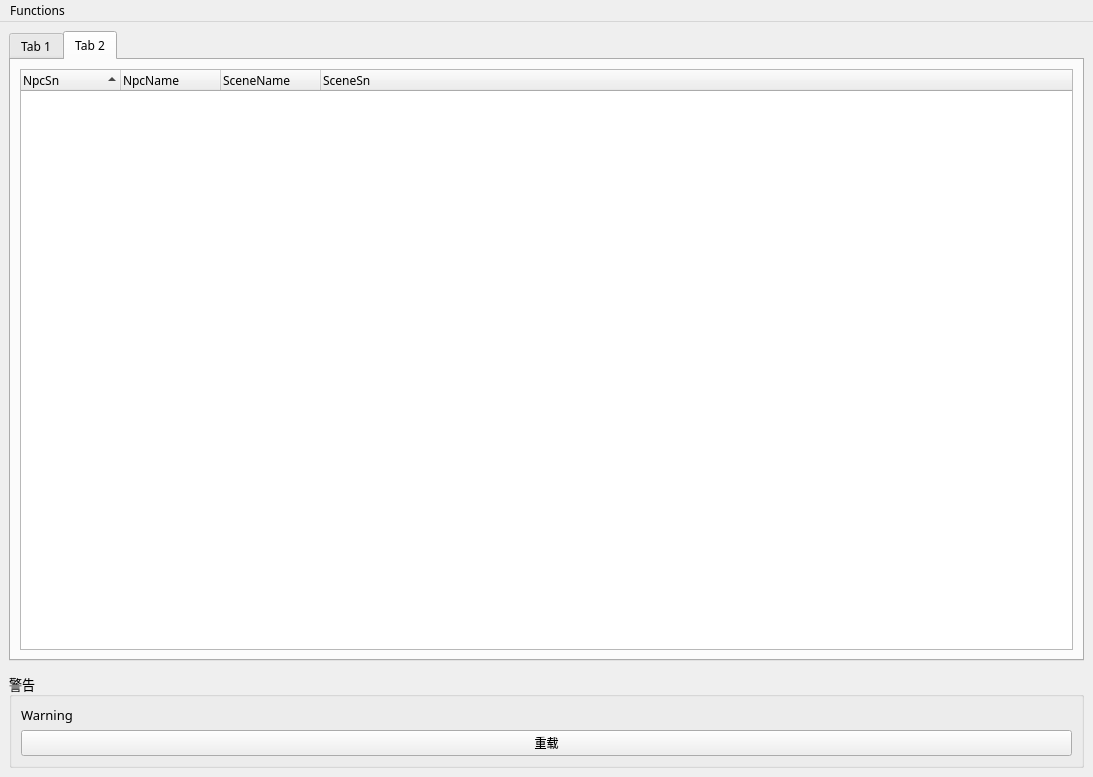
Above: src/mainwindow.ui from hermixy/ploteditor before the change. Below: the same form after it.
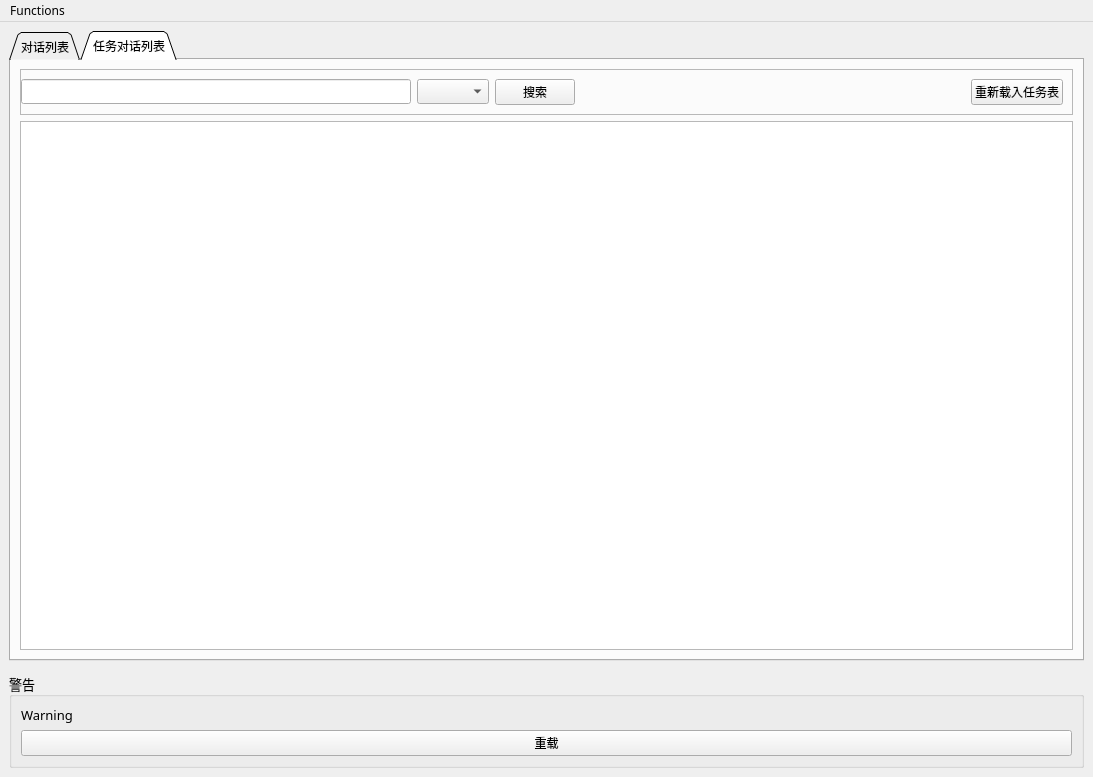
That is the form after the change. The open tabs and pages were chosen to show the change.

```diff
--- a/src/mainwindow.ui
+++ b/src/mainwindow.ui
@@ -28,12 +28,18 @@
       <property name="enabled">
        <bool>true</bool>
       </property>
+      <property name="tabPosition">
+       <enum>QTabWidget::North</enum>
+      </property>
+      <property name="tabShape">
+       <enum>QTabWidget::Triangular</enum>
+      </property>
       <property name="currentIndex">
        <number>0</number>
       </property>
       <widget class="QWidget" name="tabPlot">
        <attribute name="title">
-        <string>Tab 1</string>
+        <string>对话列表</string>
        </attribute>
        <layout class="QVBoxLayout" name="verticalLayout_3">
         <item>
@@ -49,34 +55,68 @@
       </widget>
       <widget class="QWidget" name="tabNpc">
        <attribute name="title">
-        <string>Tab 2</string>
+        <string>任务对话列表</string>
        </attribute>
        <layout class="QGridLayout" name="gridLayout">
+        <item row="1" column="0">
+         <widget class="QTreeView" name="treeView"/>
+        </item>
         <item row="0" column="0">
-         <widget class="QTreeWidget" name="treeNpc">
-          <property name="sortingEnabled">
-           <bool>true</bool>
+         <widget class="QFrame" name="frameMission">
+          <property name="frameShape">
+           <enum>QFrame::StyledPanel</enum>
           </property>
-          <column>
-           <property name="text">
-            <string>NpcSn</string>
+          <property name="frameShadow">
+           <enum>QFrame::Raised</enum>
+          </property>
+          <layout class="QHBoxLayout" name="horizontalLayout">
+           <property name="leftMargin">
+            <number>0</number>
            </property>
-          </column>
-          <column>
-           <property name="text">
-            <string>NpcName</string>
-           </property>
-          </column>
-          <column>
-           <property name="text">
-            <string>SceneName</string>
-           </property>
-          </column>
-          <column>
-           <property name="text">
-            <string>SceneSn</string>
-           </property>
-          </column>
+           <item>
+            <widget class="QLineEdit" name="searchContent"/>
+           </item>
+           <item>
+            <widget class="QComboBox" name="searchCond"/>
+           </item>
+           <item>
+            <widget class="QPushButton" name="btnSearch">
+             <property name="font">
+              <font>
+               <pointsize>9</pointsize>
+              </font>
+             </property>
+             <property name="text">
+              <string>搜索</string>
+             </property>
+            </widget>
+           </item>
+           <item>
+            <spacer name="horizontalSpacer">
+             <property name="orientation">
+              <enum>Qt::Horizontal</enum>
+             </property>
+             <property name="sizeHint" stdset="0">
+              <size>
+               <width>40</width>
+               <height>20</height>
+              </size>
+             </property>
+            </spacer>
+           </item>
+           <item>
+            <widget class="QPushButton" name="btnReloadMission">
+             <property name="font">
+              <font>
+               <pointsize>9</pointsize>
+              </font>
+             </property>
+             <property name="text">
+              <string>重新载入任务表</string>
+             </property>
+            </widget>
+           </item>
+          </layout>
          </widget>
         </item>
        </layout>
```
Left out of the diff: 44 changed lines with no effect on the pictures.
